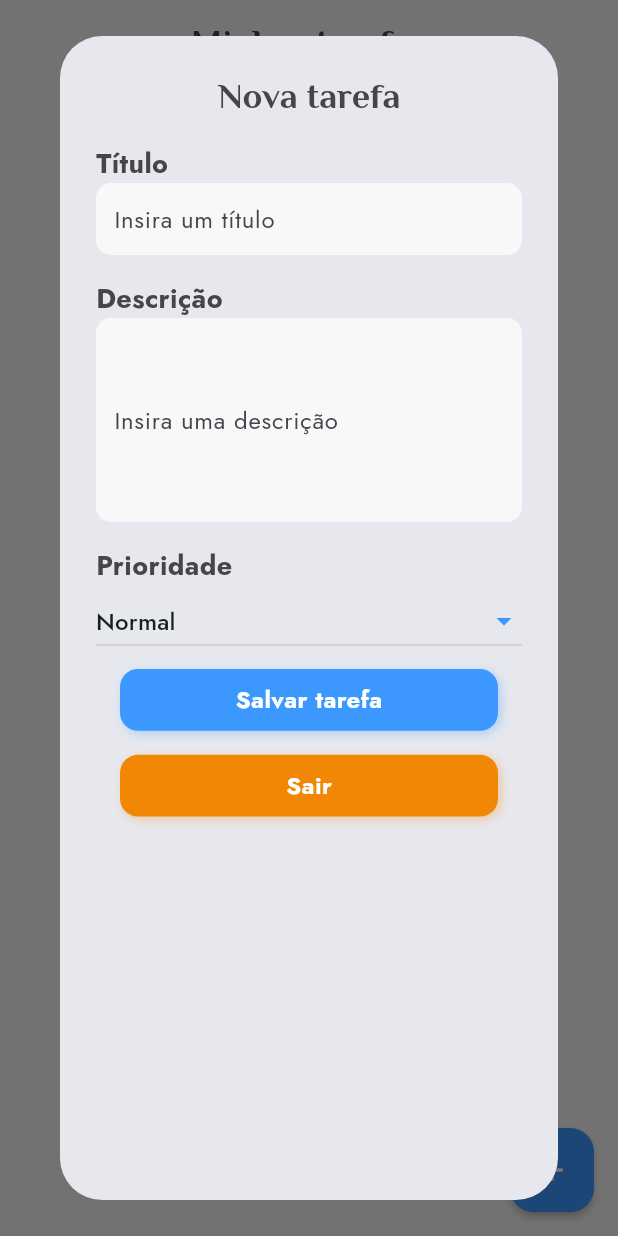
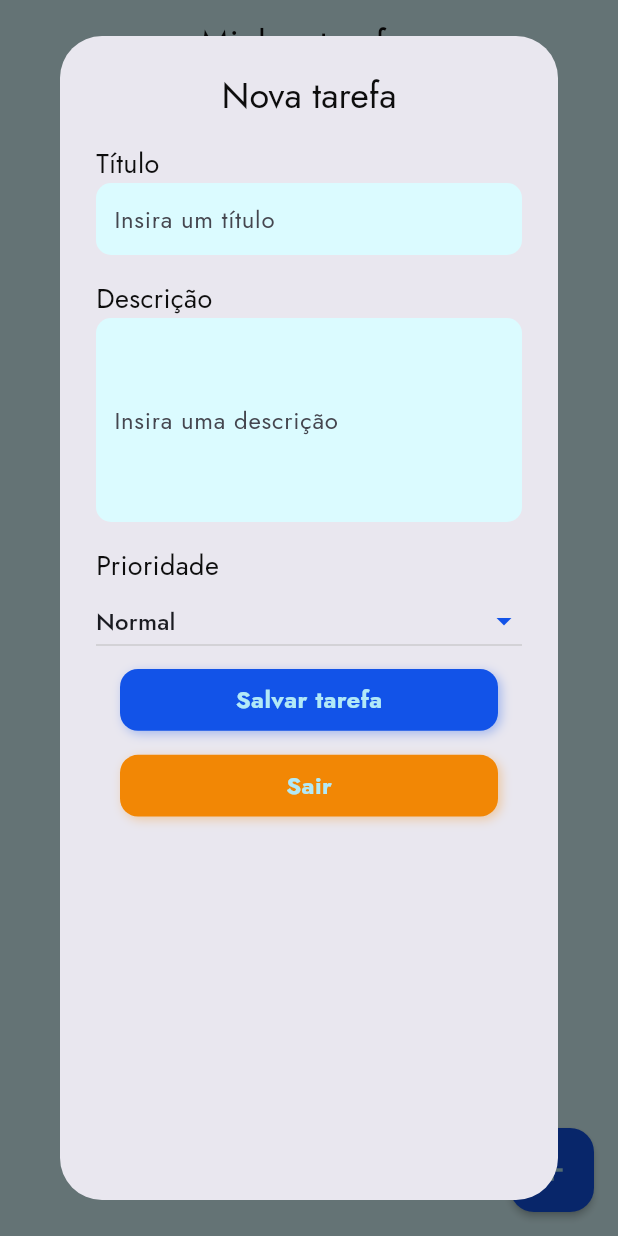
Before and after one commit to jhoisz/todo, a Flutter app: the screen it shows after launch, after a tap on the "add" icon, on a phone screen of 412 x 824 dp. Run offline on Flutter 3.47's test engine with Material 2 defaults, Android fonts, the phone set to English and light mode, and no system bars; our stand-ins replace sqflite; accounts and stored records are empty.

Commit message:
Refatorando cores e fonte da tela Home

```diff
--- a/lib/screens/home.dart
+++ b/lib/screens/home.dart
@@ -52,7 +52,7 @@ class _HomeState extends State<Home> {
           elevation: 2.0,
           child: const Icon(
             Icons.add,
-            color: Colors.white,
+            color: AppColors.softBlue,
           ),
         ),
         backgroundColor: AppColors.background,
--- a/lib/screens/new_task.dart
+++ b/lib/screens/new_task.dart
@@ -106,7 +106,7 @@ class _NewTaskState extends State<NewTask> {
                 });
               },
               borderRadius: BorderRadius.circular(12.0),
-              dropdownColor: Colors.white,
+              dropdownColor:  AppColors.softBlue,
               items: ['Baixa', 'Normal', 'Alta'].map<DropdownMenuItem<String>>(
                 (String value) {
                   return DropdownMenuItem<String>(
--- a/lib/themes/theme.dart
+++ b/lib/themes/theme.dart
@@ -15,13 +15,13 @@ final ThemeData mytheme = ThemeData(
 abstract class ThemeStyle {
   static const TextStyle titleStyle = TextStyle(
     fontSize: 24.0,
-    fontWeight: FontWeight.bold,
+    // fontWeight: FontWeight.bold,
     color: AppColors.textColor,
-    fontFamily: 'Philosopher',
+    // fontFamily: 'Philosopher',
   );
   static const TextStyle subTitleStyle = TextStyle(
     fontSize: 18.0,
-    fontWeight: FontWeight.bold,
+    // fontWeight: FontWeight.bold,
     color: AppColors.textColor,
   );
   static const TextStyle cardText = TextStyle(
@@ -42,16 +42,18 @@ abstract class ThemeStyle {
   static const TextStyle buttonText = TextStyle(
     fontSize: 16.0,
     fontWeight: FontWeight.bold,
-    color: Colors.white,
+    color: AppColors.softBlue,
   );
 }
 
 abstract class AppColors {
-  static const Color primary = Color(0xFF3C98FF);
-  static const Color lowPriority = Color(0xFFC6FED2);
-  static const Color highPriority = Color(0xFFFF9D9D);
-  static const Color normalPriority = Color(0xFFC6CBFE);
-  static const Color textColor = Color(0xFF464646);
-  static const Color background = Color(0xFFF8F8F8);
+  static const Color primary = Color(0xFF1253E8);
+  static const Color softBlue = Color(0xFFB2E9F7);
+  static const Color lowPriority = Color(0xFFF2CB05);
+  static const Color highPriority = Color(0xFFF21616);
+  static const Color normalPriority = Color(0xFF04B2D9);
+  static const Color textColor = Color(0xFF0D0D0D);
+  static const Color background = Color(0xFFDBFBFF);
   static const Color cancelButton = Color(0xFFF28705);
+  static const Color deleteColor = Color(0xFF034C8C);
 }
```
Also changed, not shown: lib/screens/components/task_list.dart (+8 -5 lines).
